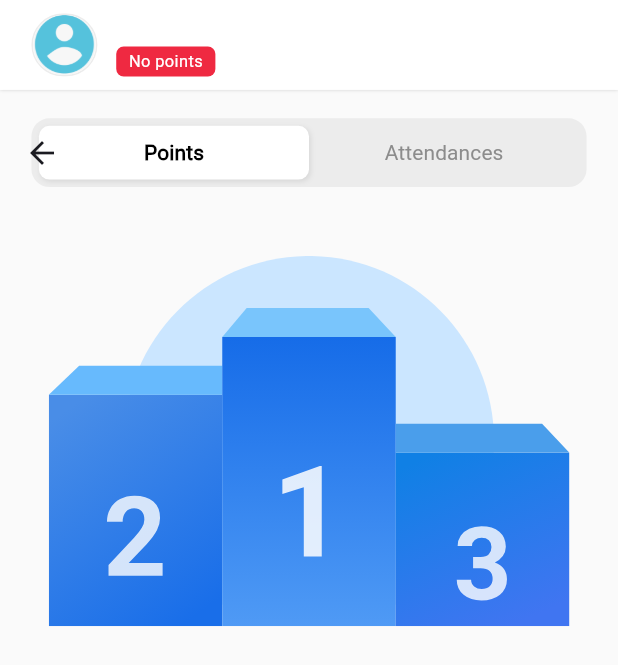
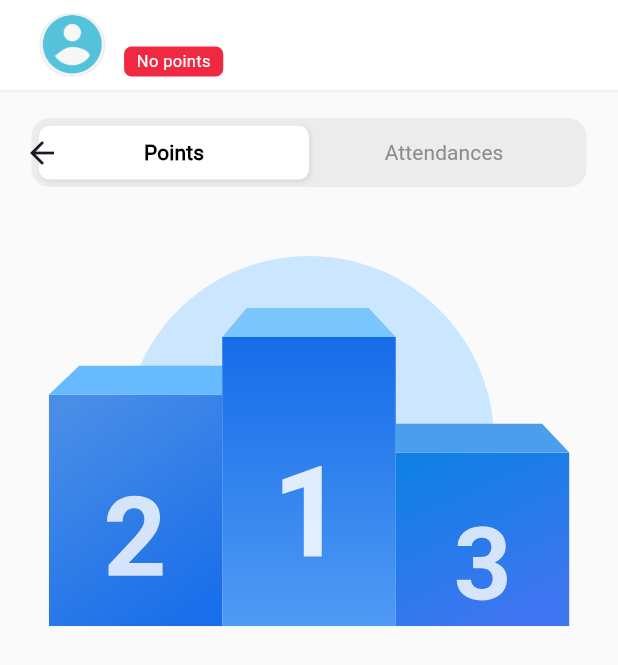
Before and after one commit to hizurk1/vocaday_app, a Flutter app: the HomePage screen opened by its route, scrolled down 380 dp, on a phone screen of 412 x 824 dp. Shown: the top 665 px of the screen. Run offline on Flutter 3.47's test engine with Material 3 defaults, Android fonts, the phone set to English and light mode, and no system bars; our stand-ins replace cached_network_image, cloud_firestore, connectivity_plus, dio, easy_localization, equatable and 17 more; accounts and stored records are empty; network calls fail; project files that could hold a hidden picture were left out.

```diff
--- a/lib/app/managers/language.dart
+++ b/lib/app/managers/language.dart
@@ -1,23 +1,25 @@
+import 'dart:ui';
+
 import 'package:equatable/equatable.dart';
 import 'package:flutter_bloc/flutter_bloc.dart';
 
-class LanguageBloc extends Bloc<LanguageEvent, LanguageState> {
-  LanguageBloc() : super(LanguageInitial()) {
-    on<SetLanguageEvent>((event, emit) {
-      emit(LanguageChanged());
-    });
+import '../translations/translations.dart';
+
+class LanguageCubit extends Cubit<LanguageState> {
+  LanguageCubit() : super(LanguageState.en());
+  void changeLanguage(Locale locale) {
+    emit(LanguageState(locale));
   }
 }
 
-sealed class LanguageState {}
+class LanguageState extends Equatable {
+  final Locale locale;
 
-final class LanguageInitial extends LanguageState {}
+  const LanguageState(this.locale);
 
-final class LanguageChanged extends LanguageState {}
+  LanguageState.en() : this(AppLocale.en.instance);
+  LanguageState.vi() : this(AppLocale.vi.instance);
 
-sealed class LanguageEvent extends Equatable {
   @override
-  List<Object?> get props => [];
+  List<Object?> get props => [locale];
 }
-
-final class SetLanguageEvent extends LanguageEvent {}
--- a/lib/app/routes/route_manager.dart
+++ b/lib/app/routes/route_manager.dart
@@ -1,6 +1,7 @@
 import 'package:flutter/material.dart';
 import 'package:go_router/go_router.dart';
 
+import '../../config/app_logger.dart';
 import '../../features/authentication/presentation/pages/authentication_page.dart';
 import '../../injection_container.dart';
 import '../managers/navigation.dart';
@@ -34,43 +35,64 @@ class AppRouter {
       //? Route: '/authentication'
       GoRoute(
         path: AppRoutes.authentication,
-        builder: (context, state) => const AuthenticationPage(),
+        builder: (context, state) {
+          logger.f(state.fullPath);
+          return const AuthenticationPage();
+        },
         routes: const [],
       ),
       //? Route: '/setting'
       GoRoute(
         path: AppRoutes.setting,
-        builder: (context, state) => const SettingPage(),
+        builder: (context, state) {
+          logger.f(state.fullPath);
+
+          return const SettingPage();
+        },
         routes: const [],
       ),
 
       //? Route: '/main'
       GoRoute(
         path: AppRoutes.main,
-        builder: (context, state) => const MainPage(),
+        builder: (context, state) {
+          return const MainPage();
+        },
         routes: [
           //? Route: '/main/home'
           GoRoute(
             path: "home",
-            builder: (context, state) => const HomePage(),
+            builder: (context, state) {
+              logger.f(state.fullPath);
+              return const HomePage();
+            },
             routes: const [],
           ),
           //? Route: '/main/search'
           GoRoute(
             path: "search",
-            builder: (context, state) => const SearchPage(),
+            builder: (context, state) {
+              logger.f(state.fullPath);
+              return const SearchPage();
+            },
             routes: const [],
           ),
           //? Route: '/main/activity'
           GoRoute(
             path: "activity",
-            builder: (context, state) => const ActivityPage(),
+            builder: (context, state) {
+              logger.f(state.fullPath);
+              return const ActivityPage();
+            },
             routes: const [],
           ),
           //? Route: '/main/profile'
           GoRoute(
             path: "profile",
-            builder: (context, state) => const ProfilePage(),
+            builder: (context, state) {
+              logger.f(state.fullPath);
+              return const ProfilePage();
+            },
             routes: const [],
           ),
         ],
--- a/lib/app/screens/on_board/pages/on_board_page.dart
+++ b/lib/app/screens/on_board/pages/on_board_page.dart
@@ -40,8 +40,8 @@ class _OnBoardPageState extends State<OnBoardPage> {
 
   @override
   Widget build(BuildContext context) {
-    return BlocBuilder<LanguageBloc, LanguageState>(
-      buildWhen: (previous, current) => current is LanguageChanged,
+    return BlocBuilder<LanguageCubit, LanguageState>(
+      buildWhen: (pre, cur) => pre.locale != cur.locale,
       builder: (context, state) {
         return PopScope(
           canPop: false,
--- a/lib/app/screens/on_board/widgets/select_language_options.dart
+++ b/lib/app/screens/on_board/widgets/select_language_options.dart
@@ -21,7 +21,7 @@ class _SelectLanguageOptionsWidgetState
   Future<void> setAppLanguage(AppLocale appLocale) async {
     await context.setLocale(appLocale.instance);
     if (mounted) {
-      context.read<LanguageBloc>().add(SetLanguageEvent());
+      context.read<LanguageCubit>().changeLanguage(appLocale.instance);
     }
   }
 
--- a/lib/app/widgets/app_bar.dart
+++ b/lib/app/widgets/app_bar.dart
@@ -90,6 +90,8 @@ class AppBarCustom extends StatelessWidget implements PreferredSizeWidget {
         ],
       ),
       child: SafeArea(
+        child: Padding(
+          padding: EdgeInsets.symmetric(horizontal: 5.w),
           child: child ??
               Row(
                 children: [
@@ -115,6 +117,7 @@ class AppBarCustom extends StatelessWidget implements PreferredSizeWidget {
                 ],
               ),
         ),
+      ),
     );
   }
 }
--- a/lib/app/widgets/list_tile_custom.dart
+++ b/lib/app/widgets/list_tile_custom.dart
@@ -11,6 +11,9 @@ class ListTileCustom extends StatelessWidget {
     this.subTitle,
     this.trailing,
     this.titlePadding,
+    this.decoration,
+    this.width,
+    this.height,
   });
 
   final Widget? leading;
@@ -20,11 +23,16 @@ class ListTileCustom extends StatelessWidget {
   final EdgeInsetsGeometry? padding;
   final EdgeInsetsGeometry? titlePadding;
   final double subTitlePadding;
+  final BoxDecoration? decoration;
+  final double? width, height;
 
   @override
   Widget build(BuildContext context) {
     return Container(
       padding: padding ?? const EdgeInsets.all(0),
+      height: height,
+      width: width,
+      decoration: decoration,
       child: Row(
         children: [
           leading ?? const SizedBox(),
--- a/lib/bloc_provider_scope.dart
+++ b/lib/bloc_provider_scope.dart
@@ -23,7 +23,7 @@ class BlocProviderScope extends StatelessWidget {
           lazy: false,
         ),
         //* Language controller
-        BlocProvider(create: (_) => sl<LanguageBloc>()),
+        BlocProvider(create: (_) => sl<LanguageCubit>()),
         //* Internet connection controller
         BlocProvider(create: (_) => sl<ConnectionCubit>()..initialize()),
         //* Authentication Bloc
--- a/lib/injection_container.dart
+++ b/lib/injection_container.dart
@@ -61,7 +61,7 @@ Future<void> setUpServiceLocator() async {
   sl.registerLazySingleton(() => CustomApiService(sl()));
   sl.registerLazySingleton(() => AppRouter());
   sl.registerFactory(() => ThemeCubit(sl()));
-  sl.registerFactory(() => LanguageBloc());
+  sl.registerFactory(() => LanguageCubit());
   sl.registerFactory(() => ConnectionCubit(sl()));
 
   //! Features - word
```
Also changed, not shown: lib/app/screens/on_board/pages/select_language_page.dart (+7 -0 lines), lib/app/screens/setting/setting_page.dart (+72 -2 lines). Lines whose indentation alone changed are shown as unchanged.
